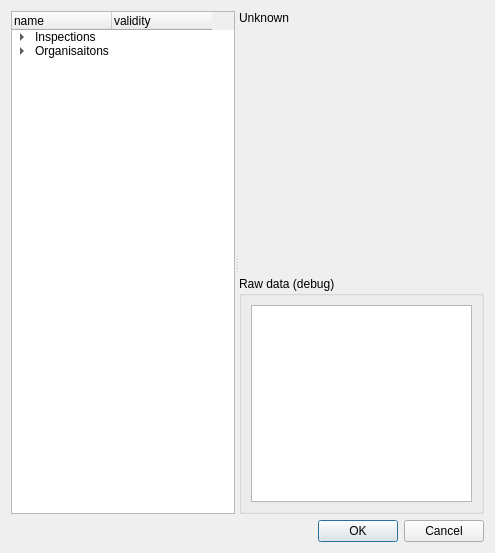
Before: the Qt Designer form qgepplugin/interlis/plugin/gui.ui in QGEP/qgepplugin, drawn with Qt 5.
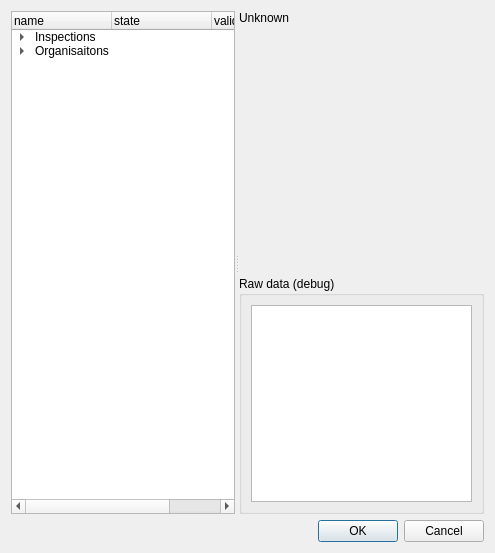
After: the same form once the commit is applied. Custom widgets are drawn as their Qt base class.

What changed in the file:
```diff
--- a/qgepplugin/interlis/plugin/gui.ui
+++ b/qgepplugin/interlis/plugin/gui.ui
@@ -37,6 +37,11 @@
         <string>name</string>
        </property>
       </column>
+      <column>
+       <property name="text">
+        <string>state</string>
+       </property>
+      </column>
       <column>
        <property name="text">
         <string>validity</string>
```
Left out of the diff: 24 changed lines with no effect on the pictures.
